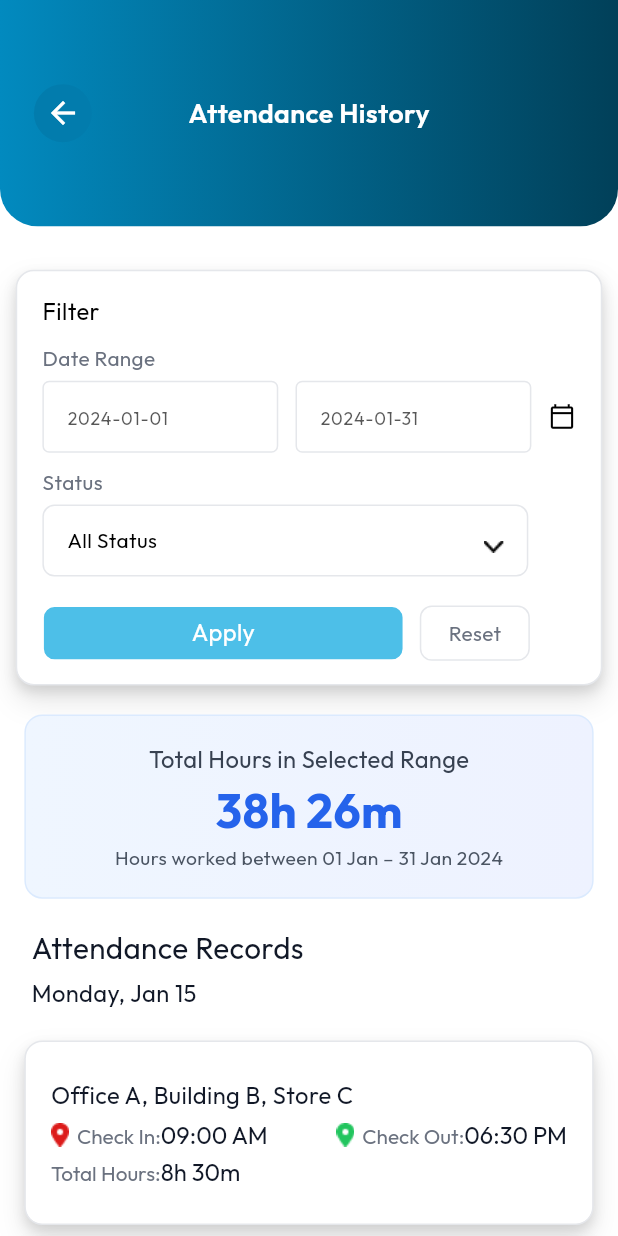
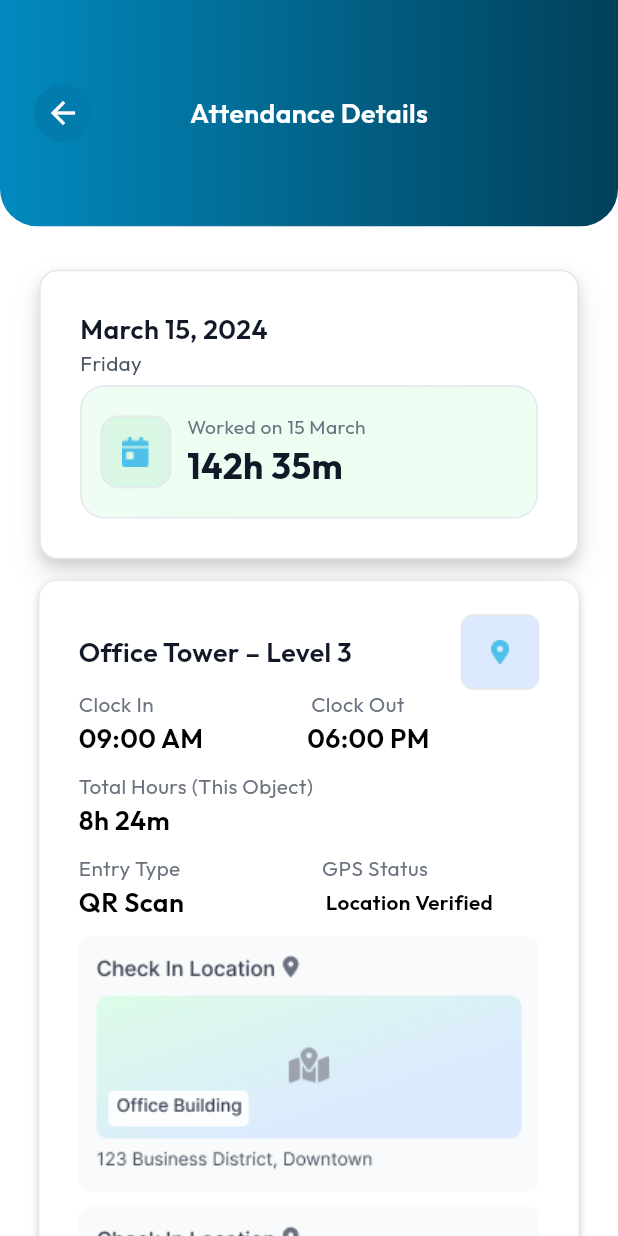
Before and after one commit to waizkamboh/clean_trust, a Flutter app: the screen it shows after launch, on a phone screen of 412 x 824 dp. Run offline on Flutter 3.47's test engine with Material 3 defaults, Android fonts, the phone set to English and light mode, and no system bars; drawn by our look-alikes of dropdown_search; our stand-ins replace flutter_spinkit, get, persistent_bottom_nav_bar.

Commit message:
attendance detail screen complete

```diff
--- a/lib/main.dart
+++ b/lib/main.dart
@@ -1,5 +1,6 @@
 import 'package:clean_trust/util/en.dart';
 import 'package:clean_trust/view/base/bottom_nav_bar.dart';
+import 'package:clean_trust/view/screens/attendance/attendance_details_screen.dart';
 import 'package:clean_trust/view/screens/attendance/attendance_history_screen.dart';
 import 'package:clean_trust/view/screens/auth/login_screen.dart';
 import 'package:clean_trust/view/screens/auth/signup_screen.dart';
@@ -32,7 +33,7 @@ class MyApp extends StatelessWidget {
       theme: ThemeData(
         colorScheme: ColorScheme.fromSeed(seedColor: Colors.deepPurple),
       ),
-     home: AttendanceHistoryScreen(),
+     home: AttendanceDetailsScreen(),
       translations: Languages(),
       locale: const Locale('en', 'US'),
       fallbackLocale:  const Locale('en', 'US'),
--- a/lib/util/app_colors.dart
+++ b/lib/util/app_colors.dart
@@ -30,6 +30,8 @@ class AppColors {
   static const kRoyalBlue = Color(0xFF2563EB);
   static const kDarkSlateGray = Color(0xFF374151);
   static const kRedColor = Color(0xFFDC1B1A);
+  static const kTealGreenLight = Color(0xff008B86);
+
 
 
 
--- a/lib/util/app_images.dart
+++ b/lib/util/app_images.dart
@@ -6,6 +6,8 @@ class AppImages{
   static const String appLogo = 'assets/images/app_logo.png';
   static const String homePersonImage = 'assets/images/home_person_image.png';
   static const String QRCodeImage = 'assets/images/QR_code_image.png';
+  static const String attendanceDetailImg1 = 'assets/images/attendance_detail_img1.png';
+  static const String attendanceDetailImg2 = 'assets/images/attendance_detail_img2.png';
 
 
 
@@ -27,6 +29,9 @@ class AppImages{
   static const String qrScreenIcon3 = 'assets/icons/qrscreen_icon3.png';
   static const String qrScreenIcon4 = 'assets/icons/qrscreen_icon4.png';
   static const String dropDownIcon = 'assets/icons/drop_down_icon.png';
+  static const String attendanceDetailIcon1 = 'assets/icons/attendance_detail1.png';
+  static const String attendanceDetailIcon2 = 'assets/icons/attendance_detail2.png';
+  static const String attendanceDetailIcon3 = 'assets/icons/attendance_detail3.png';
 
 
 
--- a/lib/util/en.dart
+++ b/lib/util/en.dart
@@ -113,6 +113,40 @@ class Languages extends Translations {
       'attendanceHistory22': 'Tuesday, Jan 16',
       'attendanceHistory23': 'Load More',
 
+      'attendanceDetail1': 'Attendance Details',
+      'attendanceDetail2': 'March 15, 2024',
+      'attendanceDetail3': 'Friday',
+      'attendanceDetail4': 'Worked on 15 March',
+      'attendanceDetail5': '142h 35m',
+      'attendanceDetail6': 'Office Tower – Level 3',
+      'attendanceDetail7': 'Clock In',
+      'attendanceDetail8': 'Clock Out',
+      'attendanceDetail9': '09:00 AM',
+      'attendanceDetail10': '06:00 PM',
+      'attendanceDetail11': 'Total Hours (This Object)',
+      'attendanceDetail12': '8h 24m',
+      'attendanceDetail13': 'Entry Type',
+      'attendanceDetail14': 'GPS Status',
+      'attendanceDetail15': 'QR Scan',
+      'attendanceDetail16': 'Location Verified',
+      'attendanceDetail17': 'Check In Location',
+      'attendanceDetail18': '123 Business District, Downtown',
+      'attendanceDetail19': 'Check Out Location',
+      'attendanceDetail20': '123 Business District, Downtown',
+      'attendanceDetail21': 'Manager Notes',
+      'attendanceDetail22': 'Attendance Adjusted',
+      'attendanceDetail23': 'Clock-in time adjusted due to system\nmaintenance. Original time was\n9:05 AM.',
+      'attendanceDetail24': 'Edited by John Smith',
+      'attendanceDetail25': '2 hours ago',
+      'attendanceDetail26': 'Work Summary',
+      'attendanceDetail27': '9h 15m',
+      'attendanceDetail28': '8h 0m',
+      'attendanceDetail29': 'Total Hours',
+      'attendanceDetail30': 'Regular Hours',
+      'attendanceDetail31': 'Overtime',
+      'attendanceDetail32': '1h 15m',
+
+
 
 
 
--- /dev/null
+++ b/lib/view/screens/attendance/attendance_details_screen.dart
@@ -0,0 +1,527 @@
+import 'package:clean_trust/util/app_colors.dart';
+import 'package:clean_trust/util/size_config.dart';
+import 'package:clean_trust/view/base/top_header.dart';
+import 'package:flutter/material.dart';
+import 'package:get/get.dart';
+
+import '../../../util/app_images.dart';
+import '../../../util/text_style.dart';
+
+class AttendanceDetailsScreen extends StatelessWidget {
+  const AttendanceDetailsScreen({super.key});
+
+  @override
+  Widget build(BuildContext context) {
+    SizeConfig().init(context);
+    return Scaffold(
+      backgroundColor: AppColors.kWhiteColor,
+      body: SingleChildScrollView(
+        child: Column(
+          children: [
+            TopHeader(title: 'attendanceDetail1'.tr),
+            SizedBox(height: getHeight(30),),
+            Container(
+              padding: EdgeInsetsGeometry.symmetric(horizontal: getWidth(25), vertical: getHeight(27)),
+              width: getWidth(343),
+              decoration: BoxDecoration(
+                color: AppColors.kWhiteColor,
+                borderRadius: BorderRadius.all(Radius.circular(12)),
+                border: Border.all(color: AppColors.kLightCoolGreyColor, width: 1),
+                boxShadow: [
+                  BoxShadow(
+                    color: AppColors.kBlackColor.withOpacity(0.10),
+                    offset: const Offset(0, 10),
+                    blurRadius: 15,
+                    spreadRadius: 0,
+                  ),
+
+                  BoxShadow(
+                    color: AppColors.kBlackColor.withOpacity(0.10),
+                    offset: const Offset(0, 4),
+                    blurRadius: 6,
+                    spreadRadius: 0,
+                  ),
+                ],
+              ),
+              child: Column(
+                crossAxisAlignment: CrossAxisAlignment.start,
+
+                children: [
+                  Text(
+                    'attendanceDetail2'.tr,
+                    style: kSize16W600KBlackColorOutfitSemiBold.copyWith(
+                      fontSize: getFont(18),
+                      color: AppColors.kMidnightBlueColor,
+
+                    ),
+                  ),
+                  Text(
+                    'attendanceDetail3'.tr,
+                    style: kSize16W400KWhiteColorOutfitRegular.copyWith(
+                      fontSize: getFont(14),
+                      color: AppColors.kSlateGray,
+
+                    ),
+                  ),
+                  SizedBox(height: getHeight(5),),
+                  Container(
+                    padding: EdgeInsetsGeometry.symmetric(horizontal: getWidth(12), vertical: getHeight(18)),
+                    width: getWidth(293),
+                    decoration: BoxDecoration(
+                      gradient: LinearGradient(colors: [
+                        AppColors.kVeryLightGreenColor,
+                        AppColors.kLightGreenColor.withOpacity(0.50),
+                      ]),
+
+                      borderRadius: BorderRadius.all(Radius.circular(16)),
+                      border: Border.all(color: AppColors.kLightCoolGreyColor, width: 1),
+                    ),
+                    child: Row(
+                      children: [
+                        Container(
+                          width: getWidth(45),
+                          height: getHeight(50),
+                          decoration: BoxDecoration(
+                            color: AppColors.kGreenColor.withOpacity(0.10),
+                            borderRadius: BorderRadius.all(Radius.circular(12)),
+                            border: Border.all(color: AppColors.kLightCoolGreyColor, width: 1),
+                          ),
+                          child: Image.asset(AppImages.attendanceDetailIcon1),
+
+                        ),
+                        SizedBox(width: getWidth(10)),
+                        Column(
+                          crossAxisAlignment: CrossAxisAlignment.start,
+                          mainAxisAlignment: MainAxisAlignment.center,
+                          children: [
+                            Text(
+                              'attendanceDetail4'.tr,
+                              style: kSize16W400KWhiteColorOutfitRegular.copyWith(
+                                  color: AppColors.kCoolGreyColor,
+                                  fontSize: getFont(13)
+                              ),
+                            ),
+
+                            Text(
+                              'attendanceDetail5'.tr,
+                              style: kSize20W700KWhiteColorOutfitBold.copyWith(
+                                  color: AppColors.kMidnightBlueColor,
+                                  fontSize: getFont(24)
+                              ),
+                            ),
+                          ],
+                        ),
+
+
+
+
+
+                      ],
+                    ),
+                  ),
+
+
+
+                ],
+              ),
+            ),
+            SizedBox(height: getHeight(15),),
+            Container(
+              padding: EdgeInsetsGeometry.symmetric(horizontal: getWidth(25), vertical: getHeight(23)),
+              width: getWidth(343),
+              decoration: BoxDecoration(
+                color: AppColors.kWhiteColor,
+                borderRadius: BorderRadius.all(Radius.circular(12)),
+                boxShadow: [
+                  BoxShadow(
+                    color: AppColors.kBlackColor.withOpacity(0.12),
+                    offset: const Offset(0, 1),
+                    blurRadius: 3.5,
+                    spreadRadius: 0,
+                  ),
+
+                  BoxShadow(
+                    color: AppColors.kBlackColor.withOpacity(0.10),
+                    offset: const Offset(0, 4),
+                    blurRadius: 5.5,
+                    spreadRadius: 0,
+                  ),
+                ],
+              ),
+              child: Column(
+                crossAxisAlignment: CrossAxisAlignment.start,
+
+                children: [
+                  Row(
+                    mainAxisAlignment: MainAxisAlignment.spaceBetween,
+                    children: [
+                      Text(
+                        'attendanceDetail6'.tr,
+                        style: kSize16W600KBlackColorOutfitSemiBold.copyWith(
+                          fontSize: getFont(18),
+                          color: AppColors.kMidnightBlueColor,
+
+                        ),
+                      ),
+                      Container(
+                        width: getWidth(50),
+                        height: getHeight(52),
+                        decoration: BoxDecoration(
+                          color: AppColors.kLightBlueColor,
+                          borderRadius: BorderRadius.all(Radius.circular(8)),
+                          border: Border.all(color: AppColors.kLightCoolGreyColor, width: 1),
+                        ),
+                        child: Image.asset(AppImages.qrScreenIcon1),
+                      ),
+
+                    ],
+                  ),
+                  Row(
+                    children: [
+                      Text(
+                        'attendanceDetail7'.tr,
+                        style: kSize16W400KWhiteColorOutfitRegular.copyWith(
+                          fontSize: getFont(14),
+                          color: AppColors.kCoolGreyColor,
+
+                        ),
+                      ),
+                      SizedBox(width: getWidth(100),),
+                      Text(
+                        'attendanceDetail8'.tr,
+                        style: kSize16W400KWhiteColorOutfitRegular.copyWith(
+                          fontSize: getFont(14),
+                          color: AppColors.kCoolGreyColor,
+
+                        ),
+                      ),
+
+                    ],
+                  ),
+                  Row(
+                    children: [
+                      Text(
+                        'attendanceDetail9'.tr,
+                        style: kSize16W600KBlackColorOutfitSemiBold.copyWith(
+                          fontSize: getFont(18),
+
+                        ),
+                      ),
+                      SizedBox(width: getWidth(66),),
+                      Text(
+                        'attendanceDetail10'.tr,
+                        style: kSize16W600KBlackColorOutfitSemiBold.copyWith(
+                          fontSize: getFont(18),
+
+                        ),
+                      ),
+
+                    ],
+                  ),
+                  SizedBox(height: getHeight(10),),
+                  Text(
+                    'attendanceDetail11'.tr,
+                    style: kSize16W400KWhiteColorOutfitRegular.copyWith(
+                      fontSize: getFont(14),
+                      color: AppColors.kCoolGreyColor,
+
+                    ),
+                  ),
+                  Text(
+                    'attendanceDetail12'.tr,
+                    style: kSize16W600KBlackColorOutfitSemiBold.copyWith(
+                      fontSize: getFont(18),
+
+                    ),
+                  ),
+                  SizedBox(height: getHeight(10),),
+                  Row(
+                    children: [
+                      Text(
+                        'attendanceDetail13'.tr,
+                        style: kSize16W400KWhiteColorOutfitRegular.copyWith(
+                          fontSize: getFont(14),
+                          color: AppColors.kCoolGreyColor,
+
+                        ),
+                      ),
+                      SizedBox(width: getWidth(90),),
+                      Text(
+                        'attendanceDetail14'.tr,
+                        style: kSize16W400KWhiteColorOutfitRegular.copyWith(
+                          fontSize: getFont(14),
+                          color: AppColors.kCoolGreyColor,
+
+                        ),
+                      ),
+
+                    ],
+                  ),
+                  Row(
+                   // mainAxisAlignment: MainAxisAlignment.spaceBetween,
+                    children: [
+                      Text(
+                        'attendanceDetail15'.tr,
+                        style: kSize16W600KBlackColorOutfitSemiBold.copyWith(
+                          fontSize: getFont(18),
+
+                        ),
+                      ),
+                      SizedBox(width: getWidth(90),),
+                      Text(
+                        'attendanceDetail16'.tr,
+                        style: kSize16W600KBlackColorOutfitSemiBold.copyWith(
+                          fontSize: getFont(14),
+
+
+                        ),
+                      ),
+
+                    ],
+                  ),
+                  SizedBox(height: getHeight(10),),
+                  Image.asset(AppImages.attendanceDetailImg1),
+                  SizedBox(height: getHeight(10),),
+                  Image.asset(AppImages.attendanceDetailImg1),
+
+
+
+
+
+
+                ],
+              ),
+            ),
+            SizedBox(height: getHeight(10),),
+            Container(
+              padding: EdgeInsetsGeometry.symmetric(horizontal: getWidth(17), vertical: getHeight(17)),
+              width: getWidth(343),
+              decoration: BoxDecoration(
+                color: AppColors.kWhiteColor,
+                borderRadius: BorderRadius.all(Radius.circular(12)),
+                boxShadow: [
+                  BoxShadow(
+                    color: AppColors.kBlackColor.withOpacity(0.11),
+                    offset: const Offset(0, 1),
+                    blurRadius: 4,
+                    spreadRadius: 0,
+                  ),
+
+
+                ],
+              ),
+              child: Column(
+                crossAxisAlignment: CrossAxisAlignment.start,
+
+                children: [
+                  Text(
+                    'attendanceDetail21'.tr,
+                    style: kSize16W400KWhiteColorOutfitRegular.copyWith(
+                      fontSize: getFont(14),
+                      color: AppColors.kCoolGreyColor,
+
+                    ),
+                  ),
+                  SizedBox(height: getHeight(5),),
+                  Container(
+                    padding: EdgeInsetsGeometry.symmetric(horizontal: getWidth(13), vertical: getHeight(13)),
+                    width: getWidth(309),
+                    decoration: BoxDecoration(
+                      color: AppColors.kTealGreenLight.withOpacity(0.1),
+                      borderRadius: BorderRadius.all(Radius.circular(8)),
+                      border: Border.all(color: AppColors.kLightCoolGreyColor, width: 1),
+                    ),
+                    child: Column(
+                      children: [
+                        Row(
+                          children: [
+                            Image.asset(AppImages.attendanceDetailIcon2),
+                            SizedBox(width: getWidth(5),),
+                            Text(
+                              'attendanceDetail22'.tr,
+                              style: kSize16W600KBlackColorOutfitSemiBold.copyWith(
+                                fontSize: getFont(14),
+
+                              ),
+                            ),
+
+
+
+                          ],
+
+
+                        ),
+                        Text(
+                          'attendanceDetail23'.tr,
+                          style: kSize16W400KWhiteColorOutfitRegular.copyWith(
+                            fontSize: getFont(14),
+                            color: AppColors.kBlackColor,
+
+
+                          ),
+                          textAlign: TextAlign.center,
+                        ),
+
+
+
+
+
+
+                      ],
+                    ),
+                  ),
+                  SizedBox(height: getHeight(10),),
+                  Row(
+                    mainAxisAlignment: MainAxisAlignment.spaceBetween,
+                    children: [
+                      Row(
+                        children: [
+                          Image.asset(AppImages.attendanceDetailIcon3),
+                          SizedBox(width: getWidth(5),),
+                          Text(
+                            'attendanceDetail24'.tr,
+                            style: kSize16W400KWhiteColorOutfitRegular.copyWith(
+                              fontSize: getFont(12),
+                              color: AppColors.kSlateGray,
+
+                            ),
+                          ),
+
+                        ],
+                      ),
+                      Text(
+                        'attendanceDetail24'.tr,
+                        style: kSize16W400KWhiteColorOutfitRegular.copyWith(
+                          fontSize: getFont(12),
+                          color: AppColors.kSlateGray,
+
+                        ),
+                      ),
+                    ],
+                  )
+
+
+
+                ],
+              ),
+            ),
+            SizedBox(height: getHeight(20),),
+            Container(
+              padding: EdgeInsetsGeometry.symmetric(horizontal: getWidth(17), vertical: getHeight(17)),
+              width: getWidth(343),
+              decoration: BoxDecoration(
+                color: AppColors.kWhiteColor,
+                borderRadius: BorderRadius.all(Radius.circular(12)),
+                boxShadow: [
+                  BoxShadow(
+                    color: AppColors.kBlackColor.withOpacity(0.11),
+                    offset: const Offset(0, 1),
+                    blurRadius: 2.6,
+                    spreadRadius: 0,
+                  ),
+
+
+                ],
+              ),
+              child: Column(
+                crossAxisAlignment: CrossAxisAlignment.start,
+
+                children: [
+                  Text(
+                    'attendanceDetail26'.tr,
+                    style: kSize16W600KBlackColorOutfitSemiBold.copyWith(
+                      fontSize: getFont(14),
+                      color: AppColors.kMidnightBlueColor,
+
+                    ),
+                  ),
+                  SizedBox(height: getHeight(10),),
+                  Row(
+                    mainAxisAlignment: MainAxisAlignment.spaceAround,
+                    children: [
+                      Text(
+                        'attendanceDetail27'.tr,
+                        style: kSize20W700KWhiteColorOutfitBold.copyWith(
+                          fontSize: getFont(24),
+                          color: AppColors.kRoyalBlue,
+
+                        ),
+                      ),
+                      Text(
+                        'attendanceDetail28'.tr,
+                        style: kSize20W700KWhiteColorOutfitBold.copyWith(
+                          fontSize: getFont(24),
+                          color: AppColors.kTealGreenLight,
+
+                        ),
+                      ),
+
+                    ],
+                  ),
+                  Row(
+                    mainAxisAlignment: MainAxisAlignment.spaceAround,
+                    children: [
+                      Text(
+                        'attendanceDetail29'.tr,
+                        style: kSize16W400KWhiteColorOutfitRegular.copyWith(
+                          fontSize: getFont(12),
+                          color: AppColors.kSlateGray,
+
+                        ),
+                      ),
+                      Text(
+                        'attendanceDetail30'.tr,
+                        style: kSize16W400KWhiteColorOutfitRegular.copyWith(
+                          fontSize: getFont(12),
+                          color: AppColors.kSlateGray,
+
+                        ),
+                      ),
+
+                    ],
+                  ),
+                  SizedBox(height: getHeight(20),),
+
+                  Row(
+                    mainAxisAlignment: MainAxisAlignment.spaceBetween,
+                    children: [
+                      Text(
+                        'attendanceDetail31'.tr,
+                        style: kSize16W400KWhiteColorOutfitRegular.copyWith(
+                          fontSize: getFont(14),
+                          color: AppColors.kSlateGray,
+
+                        ),
+                      ),
+                      Text(
+                        'attendanceDetail32'.tr,
+                        style: kSize16W400KWhiteColorOutfitRegular.copyWith(
+                          fontSize: getFont(14),
+                          color: AppColors.kTealGreenLight,
+
+                        ),
+                      ),
+
+                    ],
+                  ),
+
+
+
+
+                ],
+              ),
+            ),
+
+
+
+            SizedBox(height: getHeight(50),),
+
+
+
+
+          ],
+        ),
+      ),
+    );
+  }
+}
```
Also changed, not shown: assets/icons/attendance_detail1.png (added), assets/icons/attendance_detail2.png (added), assets/icons/attendance_detail3.png (added), assets/images/attendance_detail_img1.png (added), assets/images/attendance_detail_img2.png (added).
